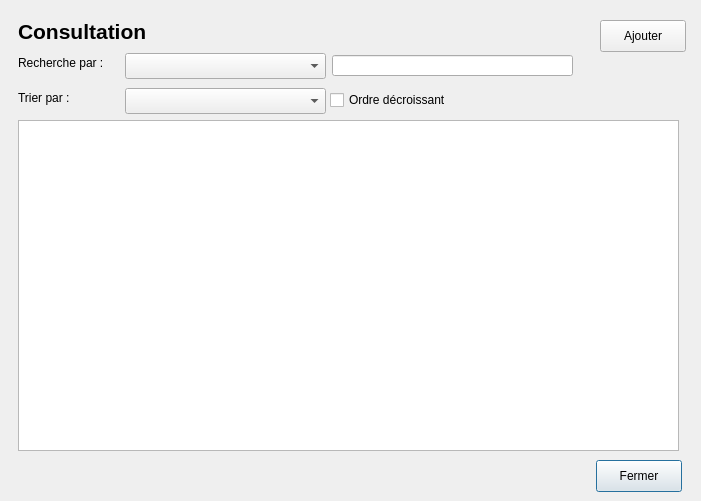
This is GUI/consultation.ui in samueldrouin/PyGuide as Qt 5 draws it before an edit. The edited form follows.
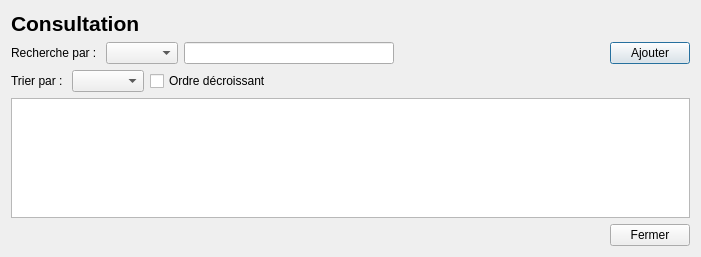
This is the edited form.

Commit message: Removed unused code in Consultation & Added Responsable and type activite in consultation

Patch:
```diff
--- a/GUI/consultation.ui
+++ b/GUI/consultation.ui
@@ -7,140 +7,149 @@
     <x>0</x>
     <y>0</y>
     <width>701</width>
-    <height>501</height>
+    <height>257</height>
    </rect>
   </property>
   <property name="windowTitle">
    <string>Consultation</string>
   </property>
-  <widget class="QComboBox" name="cbx_sort">
-   <property name="geometry">
-    <rect>
-     <x>125</x>
-     <y>88</y>
-     <width>201</width>
-     <height>26</height>
-    </rect>
-   </property>
-  </widget>
-  <widget class="QLabel" name="label_2">
-   <property name="geometry">
-    <rect>
-     <x>18</x>
-     <y>55</y>
-     <width>100</width>
-     <height>16</height>
-    </rect>
-   </property>
-   <property name="text">
-    <string>Recherche par : </string>
-   </property>
-  </widget>
-  <widget class="QLineEdit" name="txt_search">
-   <property name="geometry">
-    <rect>
-     <x>332</x>
-     <y>55</y>
-     <width>241</width>
-     <height>21</height>
-    </rect>
-   </property>
-   <property name="placeholderText">
-    <string/>
-   </property>
-  </widget>
-  <widget class="QLabel" name="label_3">
-   <property name="geometry">
-    <rect>
-     <x>18</x>
-     <y>90</y>
-     <width>63</width>
-     <height>16</height>
-    </rect>
-   </property>
-   <property name="text">
-    <string>Trier par : </string>
-   </property>
-  </widget>
-  <widget class="QPushButton" name="btn_close">
-   <property name="geometry">
-    <rect>
-     <x>596</x>
-     <y>460</y>
-     <width>86</width>
-     <height>32</height>
-    </rect>
-   </property>
-   <property name="text">
-    <string>Fermer</string>
-   </property>
-  </widget>
-  <widget class="QComboBox" name="cbx_search">
-   <property name="geometry">
-    <rect>
-     <x>125</x>
-     <y>53</y>
-     <width>201</width>
-     <height>26</height>
-    </rect>
-   </property>
-  </widget>
-  <widget class="QTableWidget" name="tbl_result">
-   <property name="geometry">
-    <rect>
-     <x>18</x>
-     <y>120</y>
-     <width>661</width>
-     <height>331</height>
-    </rect>
-   </property>
-  </widget>
-  <widget class="QLabel" name="lbl_title">
-   <property name="geometry">
-    <rect>
-     <x>18</x>
-     <y>22</y>
-     <width>571</width>
-     <height>19</height>
-    </rect>
-   </property>
-   <property name="font">
-    <font>
-     <pointsize>16</pointsize>
-     <weight>75</weight>
-     <bold>true</bold>
-    </font>
-   </property>
-   <property name="text">
-    <string>Consultation</string>
-   </property>
-  </widget>
-  <widget class="QPushButton" name="btn_add">
-   <property name="geometry">
-    <rect>
-     <x>600</x>
-     <y>20</y>
-     <width>86</width>
-     <height>32</height>
-    </rect>
-   </property>
-   <property name="text">
-    <string>Ajouter</string>
-   </property>
-  </widget>
-  <widget class="QCheckBox" name="chk_desc">
-   <property name="geometry">
-    <rect>
-     <x>330</x>
-     <y>90</y>
-     <width>135</width>
-     <height>20</height>
-    </rect>
-   </property>
-   <property name="text">
-    <string>Ordre décroissant</string>
-   </property>
-  </widget>
+  <layout class="QVBoxLayout" name="verticalLayout">
+   <item>
+    <widget class="QLabel" name="lbl_title">
+     <property name="sizePolicy">
+      <sizepolicy hsizetype="Fixed" vsizetype="Fixed">
+       <horstretch>0</horstretch>
+       <verstretch>0</verstretch>
+      </sizepolicy>
+     </property>
+     <property name="font">
+      <font>
+       <pointsize>16</pointsize>
+       <weight>75</weight>
+       <bold>true</bold>
+      </font>
+     </property>
+     <property name="text">
+      <string>Consultation</string>
+     </property>
+    </widget>
+   </item>
+   <item>
+    <layout class="QHBoxLayout" name="horizontalLayout">
+     <item>
+      <widget class="QLabel" name="label_2">
+       <property name="text">
+        <string>Recherche par : </string>
+       </property>
+      </widget>
+     </item>
+     <item>
+      <widget class="QComboBox" name="cbx_search"/>
+     </item>
+     <item>
+      <widget class="QLineEdit" name="txt_search">
+       <property name="placeholderText">
+        <string/>
+       </property>
+      </widget>
+     </item>
+     <item>
+      <spacer name="horizontalSpacer_2">
+       <property name="orientation">
+        <enum>Qt::Horizontal</enum>
+       </property>
+       <property name="sizeHint" stdset="0">
+        <size>
+         <width>40</width>
+         <height>20</height>
+        </size>
+       </property>
+      </spacer>
+     </item>
+     <item>
+      <widget class="QPushButton" name="btn_add">
+       <property name="text">
+        <string>Ajouter</string>
+       </property>
+      </widget>
+     </item>
+    </layout>
+   </item>
+   <item>
+    <layout class="QHBoxLayout" name="horizontalLayout_2">
+     <item>
+      <widget class="QLabel" name="label_3">
+       <property name="text">
+        <string>Trier par : </string>
+       </property>
+      </widget>
+     </item>
+     <item>
+      <widget class="QComboBox" name="cbx_sort"/>
+     </item>
+     <item>
+      <widget class="QCheckBox" name="chk_desc">
+       <property name="text">
+        <string>Ordre décroissant</string>
+       </property>
+      </widget>
+     </item>
+     <item>
+      <spacer name="horizontalSpacer">
+       <property name="orientation">
+        <enum>Qt::Horizontal</enum>
+       </property>
+       <property name="sizeHint" stdset="0">
+        <size>
+         <width>40</width>
+         <height>20</height>
+        </size>
+       </property>
+      </spacer>
+     </item>
+    </layout>
+   </item>
+   <item>
+    <widget class="QTableWidget" name="tbl_result"/>
+   </item>
+   <item>
+    <layout class="QHBoxLayout" name="horizontalLayout_3">
+     <item>
+      <spacer name="horizontalSpacer_3">
+       <property name="orientation">
+        <enum>Qt::Horizontal</enum>
+       </property>
+       <property name="sizeHint" stdset="0">
+        <size>
+         <width>40</width>
+         <height>20</height>
+        </size>
+       </property>
+      </spacer>
+     </item>
+     <item>
+      <widget class="QPushButton" name="btn_close">
+       <property name="text">
+        <string>Fermer</string>
+       </property>
+      </widget>
+     </item>
+    </layout>
+   </item>
+   <item>
+    <spacer name="verticalSpacer">
+     <property name="orientation">
+      <enum>Qt::Vertical</enum>
+     </property>
+     <property name="sizeHint" stdset="0">
+      <size>
+       <width>20</width>
+       <height>40</height>
+      </size>
+     </property>
+    </spacer>
+   </item>
+  </layout>
  </widget>
  <resources/>
  <connections/>
```
The commit also changes 3 other files.
